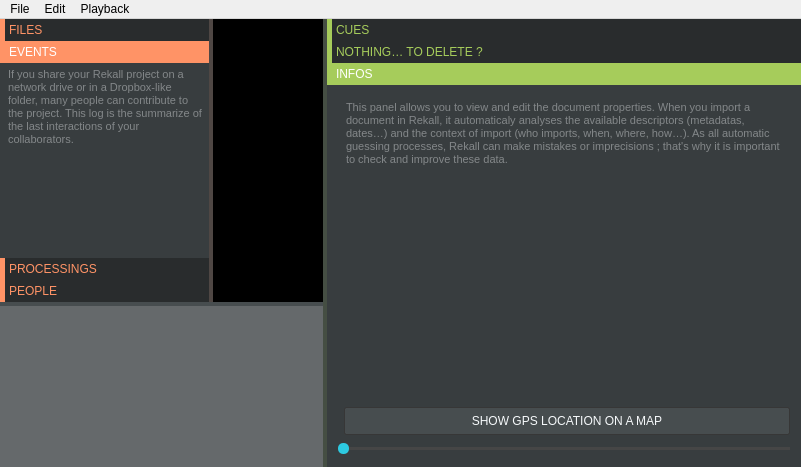
Rekall/Rekall, file rekall.ui: the form before one commit.
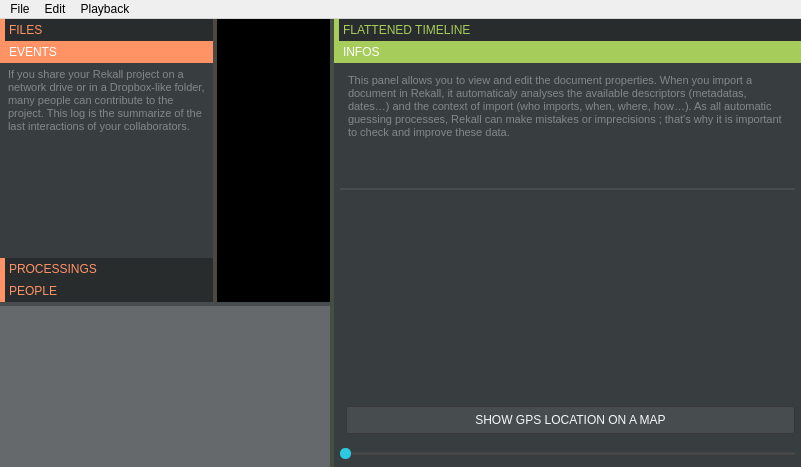
The form after the commit. The open tabs and pages were chosen to show the change. Icons and pictures are not drawn. Custom widgets are drawn as their Qt base class.

Commit message: Strong UI improvments, video preview, video control

The edit to the form file:
```diff
--- a/rekall.ui
+++ b/rekall.ui
@@ -135,6 +135,10 @@
 	border:									0px solid black;
 	background-color: 				rgb(0, 0, 0);
 }
+QFrame#globalFrameTransparent, QFrame#globalFrameTransparent2 {
+	border:									0px solid black;
+	background-color: 				transparent;
+}
 
 
 
@@ -256,9 +260,6 @@
 }
 
 
-QSlider:horizontal {
-	min-width: 				100px;
-}
 QSlider::groove:horizontal {
 	border: 					0px solid transparent;
 	background-color: 	rgb(70, 70, 70);
@@ -281,8 +282,11 @@
 QSplitter#fileSplitter::handle:pressed 			{		background: 	rgb(255,147,102);			}
 QSplitter#timelineSplitter::handle 				{		background: 	rgb(71, 77, 79);				}
 QSplitter#timelineSplitter::handle:pressed 	{		background: 	rgb(226,226,226);			}
+QSplitter#previewSplitter::handle 				{		background: 	rgb(71, 77, 79);				}
+QSplitter#previewSplitter::handle:pressed 	{		background: 	rgb(226,226,226);			}
 QSplitter::handle:horizontal	 						{		width: 	4px; 											}
 QSplitter::handle:vertical     							{		height:	4px; 											}
+QSplitter#previewSplitter::handle:vertical	{		height: 2px; 											}
 
 QDockWidget {
 }
@@ -313,8 +317,8 @@
 
 QFrame#frameGlobalTimeline QPushButton {
 	border:						2px solid black;
-	border-color:			rgb(74,201,159);
-	background-color:	rgb(74,201,159);
+	border-color:			rgb(64, 175, 140);
+	background-color:	rgb(64, 175, 140);
 	padding:					0px;
 	padding-left: 			4px;
 	padding-right: 		4px;
@@ -355,7 +359,7 @@
 </string>
   </property>
   <widget class="QWidget" name="centralwidget">
-   <layout class="QVBoxLayout" name="verticalLayout_2">
+   <layout class="QVBoxLayout" name="verticalLayout_7">
     <property name="spacing">
      <number>0</number>
     </property>
@@ -449,8 +453,8 @@
            <rect>
             <x>0</x>
             <y>0</y>
-            <width>100</width>
-            <height>178</height>
+            <width>205</width>
+            <height>237</height>
            </rect>
           </property>
           <attribute name="label">
@@ -657,7 +661,7 @@
          </rect>
         </property>
         <attribute name="label">
-         <string>CUES</string>
+         <string>FLATTENED TIMELINE</string>
         </attribute>
         <layout class="QVBoxLayout" name="verticalLayout_5" stretch="1,9999">
          <property name="spacing">
@@ -700,49 +704,34 @@
          </item>
         </layout>
        </widget>
-       <widget class="QWidget" name="filtersPage">
-        <property name="geometry">
-         <rect>
-          <x>0</x>
-          <y>0</y>
-          <width>100</width>
-          <height>30</height>
-         </rect>
-        </property>
-        <attribute name="label">
-         <string>NOTHING… TO DELETE ?</string>
-        </attribute>
-        <layout class="QVBoxLayout" name="verticalLayout_4">
-         <property name="spacing">
-          <number>6</number>
-         </property>
-         <property name="leftMargin">
-          <number>12</number>
-         </property>
-         <property name="topMargin">
-          <number>12</number>
-         </property>
-         <property name="rightMargin">
-          <number>12</number>
-         </property>
-         <property name="bottomMargin">
-          <number>12</number>
-         </property>
-        </layout>
-       </widget>
        <widget class="QWidget" name="infosPage">
         <property name="geometry">
          <rect>
           <x>0</x>
           <y>0</y>
-          <width>483</width>
-          <height>376</height>
+          <width>475</width>
+          <height>399</height>
          </rect>
         </property>
         <attribute name="label">
          <string>INFOS</string>
         </attribute>
-        <layout class="QVBoxLayout" name="verticalLayout_7" stretch="1,9999,9999,9999,9999">
+        <layout class="QVBoxLayout" name="verticalLayout_2">
+         <property name="spacing">
+          <number>12</number>
+         </property>
+         <property name="leftMargin">
+          <number>6</number>
+         </property>
+         <property name="topMargin">
+          <number>6</number>
+         </property>
+         <property name="rightMargin">
+          <number>6</number>
+         </property>
+         <property name="bottomMargin">
+          <number>6</number>
+         </property>
          <item>
           <widget class="QLabel" name="previewLabel">
            <property name="text">
@@ -754,9 +743,11 @@
           </widget>
          </item>
          <item>
+          <widget class="QSplitter" name="previewSplitter">
+           <property name="orientation">
+            <enum>Qt::Vertical</enum>
+           </property>
           <widget class="Previewer" name="preview" native="true"/>
-         </item>
-         <item>
           <widget class="QTreeWidget" name="metadata">
            <property name="minimumSize">
             <size>
@@ -796,6 +787,7 @@
             </property>
            </column>
           </widget>
+          </widget>
          </item>
          <item>
           <widget class="QPushButton" name="metadataOpenGps">
```
Left out of the diff: 45 changed lines with no effect on the pictures. Lines whose indentation alone changed are shown as unchanged. The commit also changes 39 other files.
